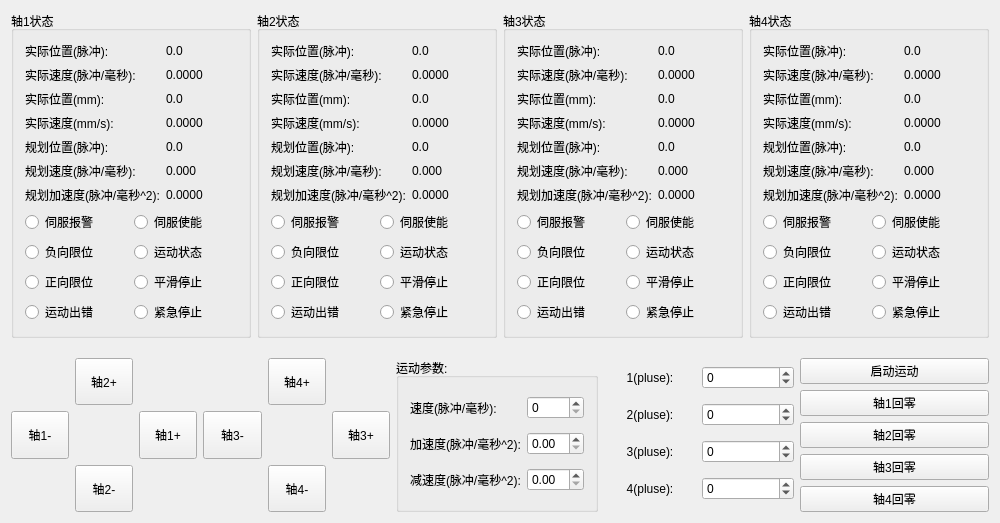
whisper512/GTS, file GTSSimpleController/Widget/MasterControlWidget.ui: the form before one commit.
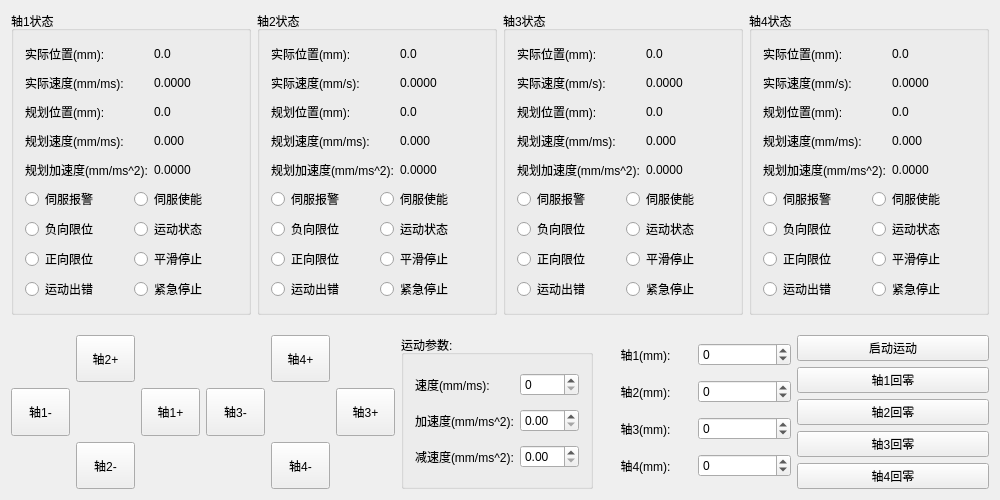
The form after the commit.

What changed in the file:
```diff
--- a/GTSSimpleController/Widget/MasterControlWidget.ui
+++ b/GTSSimpleController/Widget/MasterControlWidget.ui
@@ -27,101 +27,73 @@
        <layout class="QVBoxLayout" name="verticalLayout" stretch="7,3">
         <item>
          <layout class="QGridLayout" name="gridLayout">
-          <item row="5" column="0">
-           <widget class="QLabel" name="label_tgtVel1">
-            <property name="text">
-             <string>规划速度(脉冲/毫秒):</string>
-            </property>
-           </widget>
-          </item>
-          <item row="2" column="0">
-           <widget class="QLabel" name="label_actPos1">
-            <property name="text">
-             <string>实际位置(mm):</string>
-            </property>
-           </widget>
-          </item>
-          <item row="0" column="1">
-           <widget class="QLabel" name="label_actPosPluseData1">
-            <property name="text">
-             <string>0.0</string>
-            </property>
-           </widget>
-          </item>
-          <item row="1" column="0">
-           <widget class="QLabel" name="label_actPluseVel1">
-            <property name="text">
-             <string>实际速度(脉冲/毫秒):</string>
-            </property>
-           </widget>
-          </item>
-          <item row="4" column="1">
+          <item row="2" column="1">
            <widget class="QLabel" name="label_tgtPosData1">
             <property name="text">
              <string>0.0</string>
             </property>
            </widget>
           </item>
-          <item row="3" column="0">
-           <widget class="QLabel" name="label_actVel1">
+          <item row="0" column="1">
+           <widget class="QLabel" name="label_actPosData1">
             <property name="text">
-             <string>实际速度(mm/s):</string>
+             <string>0.0</string>
             </property>
            </widget>
           </item>
-          <item row="3" column="1">
+          <item row="1" column="1">
            <widget class="QLabel" name="label_actVelData1">
             <property name="text">
              <string>0.0000</string>
             </property>
            </widget>
           </item>
-          <item row="0" column="0">
-           <widget class="QLabel" name="label_actPlusePos1">
-            <property name="text">
-             <string>实际位置(脉冲):</string>
-            </property>
-           </widget>
-          </item>
-          <item row="6" column="1">
+          <item row="4" column="1">
            <widget class="QLabel" name="label_tgtAccData1">
             <property name="text">
              <string>0.0000</string>
             </property>
            </widget>
           </item>
-          <item row="1" column="1">
-           <widget class="QLabel" name="label_actVelPluseData1">
-            <property name="text">
-             <string>0.0000</string>
-            </property>
-           </widget>
-          </item>
-          <item row="6" column="0">
-           <widget class="QLabel" name="label_tgtAcc1">
-            <property name="text">
-             <string>规划加速度(脉冲/毫秒^2):</string>
-            </property>
-           </widget>
-          </item>
-          <item row="4" column="0">
+          <item row="2" column="0">
            <widget class="QLabel" name="label_tgtPos1">
             <property name="text">
-             <string>规划位置(脉冲):</string>
+             <string>规划位置(mm):</string>
             </property>
            </widget>
           </item>
-          <item row="5" column="1">
+          <item row="3" column="0">
+           <widget class="QLabel" name="label_tgtVel1">
+            <property name="text">
+             <string>规划速度(mm/ms):</string>
+            </property>
+           </widget>
+          </item>
+          <item row="0" column="0">
+           <widget class="QLabel" name="label_actPos1">
+            <property name="text">
+             <string>实际位置(mm):</string>
+            </property>
+           </widget>
+          </item>
+          <item row="4" column="0">
+           <widget class="QLabel" name="label_tgtAcc1">
+            <property name="text">
+             <string>规划加速度(mm/ms^2):</string>
+            </property>
+           </widget>
+          </item>
+          <item row="3" column="1">
            <widget class="QLabel" name="label_tgtVelData1">
             <property name="text">
              <string>0.000</string>
             </property>
            </widget>
           </item>
-          <item row="2" column="1">
-           <widget class="QLabel" name="label_actPosData1">
+          <item row="1" column="0">
+           <widget class="QLabel" name="label_actVel1">
             <property name="text">
-             <string>0.0</string>
+             <string>实际速度(mm/ms):</string>
             </property>
            </widget>
           </item>
@@ -198,104 +170,76 @@
        <layout class="QVBoxLayout" name="verticalLayout_5" stretch="7,3">
         <item>
          <layout class="QGridLayout" name="gridLayout_4">
-          <item row="4" column="1">
-           <widget class="QLabel" name="label_tgtPosData2">
-            <property name="text">
-             <string>0.0</string>
-            </property>
-           </widget>
-          </item>
           <item row="0" column="1">
-           <widget class="QLabel" name="label_actPosPluseData2">
-            <property name="text">
-             <string>0.0</string>
-            </property>
-           </widget>
-          </item>
-          <item row="0" column="0">
-           <widget class="QLabel" name="label_actPlusePos2">
-            <property name="text">
-             <string>实际位置(脉冲):</string>
-            </property>
-           </widget>
-          </item>
-          <item row="2" column="1">
            <widget class="QLabel" name="label_actPosData2">
             <property name="text">
              <string>0.0</string>
             </property>
            </widget>
           </item>
+          <item row="3" column="0">
+           <widget class="QLabel" name="label_tgtVel2">
+            <property name="text">
+             <string>规划速度(mm/ms):</string>
+            </property>
+           </widget>
+          </item>
           <item row="3" column="1">
+           <widget class="QLabel" name="label_tgtVelData2">
+            <property name="text">
+             <string>0.000</string>
+            </property>
+           </widget>
+          </item>
+          <item row="1" column="1">
            <widget class="QLabel" name="label_actVelData2">
             <property name="text">
              <string>0.0000</string>
             </property>
            </widget>
           </item>
-          <item row="1" column="0">
-           <widget class="QLabel" name="label_actPluseVel2">
+          <item row="4" column="0">
+           <widget class="QLabel" name="label_tgtAcc2">
             <property name="text">
-             <string>实际速度(脉冲/毫秒):</string>
+             <string>规划加速度(mm/ms^2):</string>
             </property>
            </widget>
           </item>
-          <item row="4" column="0">
+          <item row="2" column="0">
            <widget class="QLabel" name="label_tgtPos2">
             <property name="text">
-             <string>规划位置(脉冲):</string>
+             <string>规划位置(mm):</string>
             </property>
            </widget>
           </item>
-          <item row="3" column="0">
+          <item row="0" column="0">
+           <widget class="QLabel" name="label_actPos2">
+            <property name="text">
+             <string>实际位置(mm):</string>
+            </property>
+           </widget>
+          </item>
+          <item row="2" column="1">
+           <widget class="QLabel" name="label_tgtPosData2">
+            <property name="text">
+             <string>0.0</string>
+            </property>
+           </widget>
+          </item>
+          <item row="1" column="0">
            <widget class="QLabel" name="label_actVel2">
             <property name="text">
              <string>实际速度(mm/s):</string>
             </property>
            </widget>
           </item>
-          <item row="1" column="1">
-           <widget class="QLabel" name="label_actVelPluseData2">
-            <property name="text">
-             <string>0.0000</string>
-            </property>
-           </widget>
-          </item>
-          <item row="5" column="0">
-           <widget class="QLabel" name="label_tgtVel2">
-            <property name="text">
-             <string>规划速度(脉冲/毫秒):</string>
-            </property>
-           </widget>
-          </item>
-          <item row="5" column="1">
-           <widget class="QLabel" name="label_tgtVelData2">
-            <property name="text">
-             <string>0.000</string>
-            </property>
-           </widget>
-          </item>
-          <item row="6" column="1">
+          <item row="4" column="1">
            <widget class="QLabel" name="label_tgtAccData2">
             <property name="text">
              <string>0.0000</string>
             </property>
            </widget>
           </item>
-          <item row="2" column="0">
-           <widget class="QLabel" name="label_actPos2">
-            <property name="text">
-             <string>实际位置(mm):</string>
-            </property>
-           </widget>
-          </item>
-          <item row="6" column="0">
-           <widget class="QLabel" name="label_tgtAcc2">
-            <property name="text">
-             <string>规划加速度(脉冲/毫秒^2):</string>
-            </property>
-           </widget>
-          </item>
          </layout>
         </item>
         <item>
@@ -369,101 +313,73 @@
        <layout class="QVBoxLayout" name="verticalLayout_6" stretch="7,3">
         <item>
          <layout class="QGridLayout" name="gridLayout_7">
-          <item row="2" column="1">
-           <widget class="QLabel" name="label_actPosData3">
-            <property name="text">
-             <string>0.0</string>
-            </property>
-           </widget>
-          </item>
-          <item row="0" column="0">
-           <widget class="QLabel" name="label_actPlusePos3">
-            <property name="text">
-             <string>实际位置(脉冲):</string>
-            </property>
-           </widget>
-          </item>
-          <item row="4" column="0">
+          <item row="2" column="0">
            <widget class="QLabel" name="label_tgtPos3">
             <property name="text">
-             <string>规划位置(脉冲):</string>
+             <string>规划位置(mm):</string>
             </property>
            </widget>
           </item>
-          <item row="4" column="1">
-           <widget class="QLabel" name="label_tgtPosData3">
-            <property name="text">
-             <string>0.0</string>
-            </property>
-           </widget>
-          </item>
-          <item row="0" column="1">
-           <widget class="QLabel" name="label_actPosPluseData3">
-            <property name="text">
-             <string>0.0</string>
-            </property>
-           </widget>
-          </item>
-          <item row="2" column="0">
+          <item row="0" column="0">
            <widget class="QLabel" name="label_actPos3">
             <property name="text">
              <string>实际位置(mm):</string>
             </property>
            </widget>
           </item>
-          <item row="5" column="1">
+          <item row="3" column="1">
            <widget class="QLabel" name="label_tgtVelData3">
             <property name="text">
              <string>0.000</string>
             </property>
            </widget>
           </item>
-          <item row="6" column="1">
-           <widget class="QLabel" name="label_tgtAccData3">
-            <property name="text">
-             <string>0.0000</string>
-            </property>
-           </widget>
-          </item>
           <item row="1" column="1">
-           <widget class="QLabel" name="label_actVelPluseData3">
-            <property name="text">
-             <string>0.0000</string>
-            </property>
-           </widget>
-          </item>
-          <item row="1" column="0">
-           <widget class="QLabel" name="label_actPluseVel3">
-            <property name="text">
-             <string>实际速度(脉冲/毫秒):</string>
-            </property>
-           </widget>
-          </item>
-          <item row="6" column="0">
-           <widget class="QLabel" name="label_tgtAcc3">
-            <property name="text">
-             <string>规划加速度(脉冲/毫秒^2):</string>
-            </property>
-           </widget>
-          </item>
-          <item row="3" column="1">
            <widget class="QLabel" name="label_actVelData3">
             <property name="text">
              <string>0.0000</string>
             </property>
            </widget>
           </item>
+          <item row="4" column="0">
+           <widget class="QLabel" name="label_tgtAcc3">
+            <property name="text">
+             <string>规划加速度(mm/ms^2):</string>
+            </property>
+           </widget>
+          </item>
+          <item row="4" column="1">
+           <widget class="QLabel" name="label_tgtAccData3">
+            <property name="text">
+             <string>0.0000</string>
+            </property>
+           </widget>
+          </item>
           <item row="3" column="0">
-           <widget class="QLabel" name="label_actVel3">
-            <property name="text">
-             <string>实际速度(mm/s):</string>
-            </property>
-           </widget>
-          </item>
-          <item row="5" column="0">
            <widget class="QLabel" name="label_tgtVel3">
             <property name="text">
-             <string>规划速度(脉冲/毫秒):</string>
+             <string>规划速度(mm/ms):</string>
+            </property>
+           </widget>
+          </item>
+          <item row="0" column="1">
+           <widget class="QLabel" name="label_actPosData3">
+            <property name="text">
+             <string>0.0</string>
+            </property>
+           </widget>
+          </item>
+          <item row="2" column="1">
+           <widget class="QLabel" name="label_tgtPosData3">
+            <property name="text">
+             <string>0.0</string>
+            </property>
+           </widget>
+          </item>
+          <item row="1" column="0">
+           <widget class="QLabel" name="label_actVel3">
+            <property name="text">
+             <string>实际速度(mm/s):</string>
             </property>
            </widget>
           </item>
@@ -540,49 +456,7 @@
        <layout class="QVBoxLayout" name="verticalLayout_7" stretch="7,3">
         <item>
          <layout class="QGridLayout" name="gridLayout_10">
-          <item row="0" column="0">
-           <widget class="QLabel" name="label_actPlusePos4">
-            <property name="text">
-             <string>实际位置(脉冲):</string>
-            </property>
-           </widget>
-          </item>
-          <item row="2" column="1">
-           <widget class="QLabel" name="label_actPosData4">
-            <property name="text">
-             <string>0.0</string>
-            </property>
-           </widget>
-          </item>
-          <item row="0" column="1">
-           <widget class="QLabel" name="label_actPosPluseData4">
-            <property name="text">
-             <string>0.0</string>
-            </property>
-           </widget>
-          </item>
           <item row="1" column="1">
-           <widget class="QLabel" name="label_actVelPluseData4">
-            <property name="text">
-             <string>0.0000</string>
-            </property>
-           </widget>
-          </item>
-          <item row="3" column="0">
-           <widget class="QLabel" name="label_actVel4">
-            <property name="text">
-             <string>实际速度(mm/s):</string>
-            </property>
-           </widget>
-          </item>
-          <item row="5" column="0">
-           <widget class="QLabel" name="label_tgtVel4">
-            <property name="text">
-             <string>规划速度(脉冲/毫秒):</string>
-            </property>
-           </widget>
-          </item>
-          <item row="3" column="1">
            <widget class="QLabel" name="label_actVelData4">
             <property name="text">
              <string>0.0000</string>
@@ -590,51 +464,65 @@
            </widget>
           </item>
           <item row="4" column="0">
+           <widget class="QLabel" name="label_tgtAcc4">
+            <property name="text">
+             <string>规划加速度(mm/ms^2):</string>
+            </property>
+           </widget>
+          </item>
+          <item row="3" column="1">
+           <widget class="QLabel" name="label_tgtVelData4">
+            <property name="text">
+             <string>0.000</string>
+            </property>
+           </widget>
+          </item>
+          <item row="1" column="0">
+           <widget class="QLabel" name="label_actVel4">
+            <property name="text">
+             <string>实际速度(mm/s):</string>
+            </property>
+           </widget>
+          </item>
+          <item row="2" column="0">
            <widget class="QLabel" name="label_tgtPos4">
             <property name="text">
-             <string>规划位置(脉冲):</string>
+             <string>规划位置(mm):</string>
             </property>
            </widget>
           </item>
-          <item row="4" column="1">
+          <item row="2" column="1">
            <widget class="QLabel" name="label_tgtPosData4">
             <property name="text">
              <string>0.0</string>
             </property>
            </widget>
           </item>
-          <item row="6" column="1">
-           <widget class="QLabel" name="label_tgtAccData4">
+          <item row="3" column="0">
+           <widget class="QLabel" name="label_tgtVel4">
             <property name="text">
-             <string>0.0000</string>
+             <string>规划速度(mm/ms):</string>
             </property>
            </widget>
           </item>
-          <item row="6" column="0">
-           <widget class="QLabel" name="label_tgtAcc4">
-            <property name="text">
-             <string>规划加速度(脉冲/毫秒^2):</string>
-            </property>
-           </widget>
-          </item>
-          <item row="2" column="0">
+          <item row="0" column="0">
            <widget class="QLabel" name="label_actPos4">
             <property name="text">
              <string>实际位置(mm):</string>
             </property>
            </widget>
           </item>
-          <item row="5" column="1">
-           <widget class="QLabel" name="label_tgtVelData4">
+          <item row="0" column="1">
+           <widget class="QLabel" name="label_actPosData4">
             <property name="text">
-             <string>0.000</string>
+             <string>0.0</string>
             </property>
            </widget>
           </item>
-          <item row="1" column="0">
-           <widget class="QLabel" name="label_actPluseVel4">
+          <item row="4" column="1">
+           <widget class="QLabel" name="label_tgtAccData4">
             <property name="text">
-             <string>实际速度(脉冲/毫秒):</string>
+             <string>0.0000</string>
             </property>
            </widget>
           </item>
@@ -827,7 +715,7 @@
         <item row="0" column="0">
          <widget class="QLabel" name="label_MotionVel">
           <property name="text">
-           <string>速度(脉冲/毫秒):</string>
+           <string>速度(mm/ms):</string>
           </property>
          </widget>
         </item>
@@ -841,7 +729,7 @@
         <item row="1" column="0">
          <widget class="QLabel" name="label_Acc">
           <property name="text">
-           <string>加速度(脉冲/毫秒^2):</string>
+           <string>加速度(mm/ms^2):</string>
           </property>
          </widget>
         </item>
@@ -851,7 +739,7 @@
         <item row="2" column="0">
          <widget class="QLabel" name="label_Dec">
           <property name="text">
-           <string>减速度(脉冲/毫秒^2):</string>
+           <string>减速度(mm/ms^2):</string>
           </property>
          </widget>
         </item>
@@ -866,7 +754,7 @@
        <item row="0" column="0">
         <widget class="QLabel" name="label_curPos1">
          <property name="text">
-          <string>1(pluse):</string>
+          <string>轴1(mm):</string>
          </property>
          <property name="alignment">
           <set>Qt::AlignCenter</set>
@@ -886,7 +774,7 @@
        <item row="1" column="0">
         <widget class="QLabel" name="label_curPos2">
          <property name="text">
-          <string>2(pluse):</string>
+          <string>轴2(mm):</string>
          </property>
          <property name="alignment">
           <set>Qt::AlignCenter</set>
@@ -906,7 +794,7 @@
        <item row="2" column="0">
         <widget class="QLabel" name="label_curPos3">
          <property name="text">
-          <string>3(pluse):</string>
+          <string>轴3(mm):</string>
          </property>
          <property name="alignment">
           <set>Qt::AlignCenter</set>
@@ -926,7 +814,7 @@
        <item row="3" column="0">
         <widget class="QLabel" name="label_curPos4">
          <property name="text">
-          <string>4(pluse):</string>
+          <string>轴4(mm):</string>
          </property>
          <property name="alignment">
           <set>Qt::AlignCenter</set>
```
